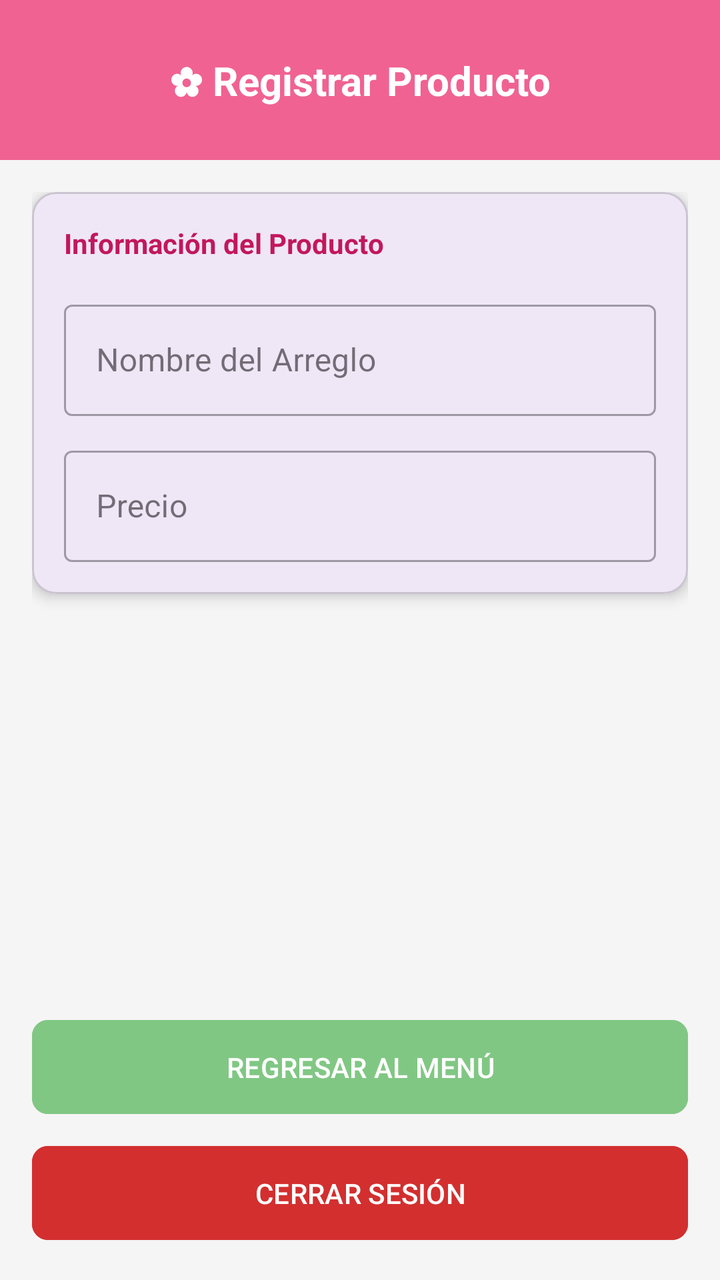
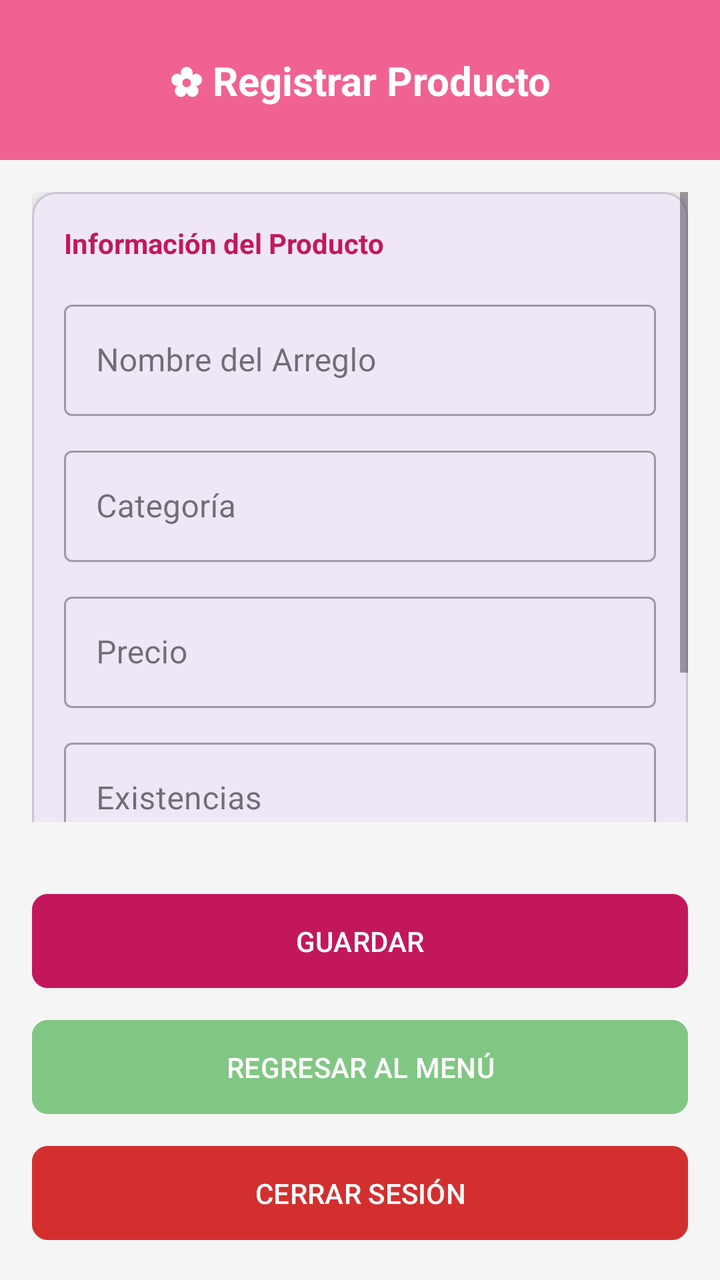

Two renders of the same Android screen: before a commit and after it. Below are the layout's source before the change and the commit's diff.
<!-- AndroidManifest.xml: application theme Theme.Flowertl -->
<!-- res/layout/activity_registrar_producto.xml -->
<?xml version="1.0" encoding="utf-8"?>
<androidx.constraintlayout.widget.ConstraintLayout xmlns:android="http://schemas.android.com/apk/res/android"
    xmlns:app="http://schemas.android.com/apk/res-auto"
    android:layout_width="match_parent"
    android:layout_height="match_parent"
    android:background="@color/gris_fondo">

    <View
        android:id="@+id/header"
        android:layout_width="match_parent"
        android:layout_height="80dp"
        android:background="@color/rosa_primario"
        app:layout_constraintTop_toTopOf="parent"/>

    <TextView
        android:layout_width="wrap_content"
        android:layout_height="wrap_content"
        android:text="@string/titulo_reg_producto"
        android:textColor="@color/white"
        android:textSize="20sp"
        android:textStyle="bold"
        app:layout_constraintBottom_toBottomOf="@+id/header"
        app:layout_constraintEnd_toEndOf="parent"
        app:layout_constraintStart_toStartOf="parent"
        app:layout_constraintTop_toTopOf="@+id/header" />

    <ScrollView
        android:layout_width="match_parent"
        android:layout_height="0dp"
        android:padding="16dp"
        app:layout_constraintBottom_toTopOf="@+id/layout_buttons"
        app:layout_constraintTop_toBottomOf="@+id/header">

        <com.google.android.material.card.MaterialCardView
            android:layout_width="match_parent"
            android:layout_height="wrap_content"
            app:cardCornerRadius="12dp"
            app:cardElevation="4dp">

            <LinearLayout
                android:layout_width="match_parent"
                android:layout_height="wrap_content"
                android:orientation="vertical"
                android:padding="16dp">

                <TextView
                    android:layout_width="wrap_content"
                    android:layout_height="wrap_content"
                    android:text="@string/info_producto"
                    android:textColor="@color/rosa_oscuro"
                    android:textStyle="bold"
                    android:layout_marginBottom="16dp"/>

                
                <com.google.android.material.textfield.TextInputLayout
                    android:layout_width="match_parent"
                    android:layout_height="wrap_content"
                    android:hint="@string/hint_nombre_arreglo"
                    style="@style/Widget.MaterialComponents.TextInputLayout.OutlinedBox">
                    <com.google.android.material.textfield.TextInputEditText
                        android:layout_width="match_parent"
                        android:layout_height="wrap_content"/>
                </com.google.android.material.textfield.TextInputLayout>

                <com.google.android.material.textfield.TextInputLayout
                    android:layout_width="match_parent"
                    android:layout_height="wrap_content"
                    android:hint="@string/hint_precio"
                    android:layout_marginTop="12dp"
                    style="@style/Widget.MaterialComponents.TextInputLayout.OutlinedBox">
                    <com.google.android.material.textfield.TextInputEditText
                        android:layout_width="match_parent"
                        android:layout_height="wrap_content"
                        android:inputType="numberDecimal"/>
                </com.google.android.material.textfield.TextInputLayout>

            </LinearLayout>
        </com.google.android.material.card.MaterialCardView>
    </ScrollView>

    <LinearLayout
        android:id="@+id/layout_buttons"
        android:layout_width="match_parent"
        android:layout_height="wrap_content"
        android:orientation="vertical"
        android:padding="16dp"
        app:layout_constraintBottom_toBottomOf="parent">

        <com.google.android.material.button.MaterialButton
            android:id="@+id/btnRegresar"
            android:layout_width="match_parent"
            android:layout_height="55dp"
            android:text="@string/btn_regresar"
            app:cornerRadius="8dp"
            android:backgroundTint="@color/verde_secundario"
            android:textColor="@color/white"
            android:layout_marginBottom="8dp"/>

        <com.google.android.material.button.MaterialButton
            android:id="@+id/btnCerrarSesion"
            android:layout_width="match_parent"
            android:layout_height="55dp"
            android:text="@string/btn_cerrar_sesion"
            app:cornerRadius="8dp"
            android:backgroundTint="@color/rojo_error"
            android:textColor="@color/white"/>
    </LinearLayout>

</androidx.constraintlayout.widget.ConstraintLayout>
<!-- resources referenced by this layout -->
<resources>
  <color name="gris_fondo">#F5F5F5</color>
  <color name="rojo_error">#D32F2F</color>
  <color name="rosa_oscuro">#C2185B</color>
  <color name="rosa_primario">#F06292</color>
  <color name="verde_secundario">#81C784</color>
  <color name="white">#FFFFFFFF</color>
  <string name="btn_cerrar_sesion">CERRAR SESIÓN</string>
  <string name="btn_regresar">REGRESAR AL MENÚ</string>
  <string name="hint_nombre_arreglo">Nombre del Arreglo</string>
  <string name="hint_precio">Precio</string>
  <string name="info_producto">Información del Producto</string>
  <string name="titulo_reg_producto">✿ Registrar Producto</string>
  <style name="Theme.Flowertl" parent="Base.Theme.Flowertl" />
  <style name="Base.Theme.Flowertl" parent="Theme.Material3.DayNight.NoActionBar">
          
          
      </style>
</resources>

<!-- the commit's change to res/layout/activity_registrar_producto.xml (unified diff, before → after) -->
@@ -51,15 +51,29 @@
                     android:textStyle="bold"
                     android:layout_marginBottom="16dp"/>
 
-                
                 <com.google.android.material.textfield.TextInputLayout
                     android:layout_width="match_parent"
                     android:layout_height="wrap_content"
                     android:hint="@string/hint_nombre_arreglo"
                     style="@style/Widget.MaterialComponents.TextInputLayout.OutlinedBox">
                     <com.google.android.material.textfield.TextInputEditText
+                        android:id="@+id/txtNombreProducto"
                         android:layout_width="match_parent"
-                        android:layout_height="wrap_content"/>
+                        android:layout_height="wrap_content"
+                        android:inputType="textCapWords"/>
+                </com.google.android.material.textfield.TextInputLayout>
+
+                <com.google.android.material.textfield.TextInputLayout
+                    android:layout_width="match_parent"
+                    android:layout_height="wrap_content"
+                    android:hint="@string/hint_categoria"
+                    android:layout_marginTop="12dp"
+                    style="@style/Widget.MaterialComponents.TextInputLayout.OutlinedBox">
+                    <com.google.android.material.textfield.TextInputEditText
+                        android:id="@+id/txtCategoriaProducto"
+                        android:layout_width="match_parent"
+                        android:layout_height="wrap_content"
+                        android:inputType="text"/>
                 </com.google.android.material.textfield.TextInputLayout>
 
                 <com.google.android.material.textfield.TextInputLayout
@@ -69,9 +83,37 @@
                     android:layout_marginTop="12dp"
                     style="@style/Widget.MaterialComponents.TextInputLayout.OutlinedBox">
                     <com.google.android.material.textfield.TextInputEditText
+                        android:id="@+id/txtPrecioProducto"
                         android:layout_width="match_parent"
                         android:layout_height="wrap_content"
                         android:inputType="numberDecimal"/>
+                </com.google.android.material.textfield.TextInputLayout>
+
+                <com.google.android.material.textfield.TextInputLayout
+                    android:layout_width="match_parent"
+                    android:layout_height="wrap_content"
+                    android:hint="@string/hint_existencias"
+                    android:layout_marginTop="12dp"
+                    style="@style/Widget.MaterialComponents.TextInputLayout.OutlinedBox">
+                    <com.google.android.material.textfield.TextInputEditText
+                        android:id="@+id/txtExistenciasProducto"
+                        android:layout_width="match_parent"
+                        android:layout_height="wrap_content"
+                        android:inputType="number"/>
+                </com.google.android.material.textfield.TextInputLayout>
+
+                <com.google.android.material.textfield.TextInputLayout
+                    android:layout_width="match_parent"
+                    android:layout_height="wrap_content"
+                    android:hint="@string/hint_descripcion"
+                    android:layout_marginTop="12dp"
+                    style="@style/Widget.MaterialComponents.TextInputLayout.OutlinedBox">
+                    <com.google.android.material.textfield.TextInputEditText
+                        android:id="@+id/txtDescripcionProducto"
+                        android:layout_width="match_parent"
+                        android:layout_height="wrap_content"
+                        android:inputType="textMultiLine"
+                        android:minLines="2"/>
                 </com.google.android.material.textfield.TextInputLayout>
 
             </LinearLayout>
@@ -85,6 +127,16 @@
         android:orientation="vertical"
         android:padding="16dp"
         app:layout_constraintBottom_toBottomOf="parent">
+
+        <com.google.android.material.button.MaterialButton
+            android:id="@+id/btnGuardarProducto"
+            android:layout_width="match_parent"
+            android:layout_height="55dp"
+            android:text="@string/btn_guardar"
+            app:cornerRadius="8dp"
+            android:backgroundTint="@color/rosa_oscuro"
+            android:textColor="@color/white"
+            android:layout_marginBottom="8dp"/>
 
         <com.google.android.material.button.MaterialButton
             android:id="@+id/btnRegresar"
<!-- resource entries referenced after the edit -->
@@ -7,7 +7,11 @@
   <color name="verde_secundario">#81C784</color>
   <color name="white">#FFFFFFFF</color>
   <string name="btn_cerrar_sesion">CERRAR SESIÓN</string>
+  <string name="btn_guardar">GUARDAR</string>
   <string name="btn_regresar">REGRESAR AL MENÚ</string>
+  <string name="hint_categoria">Categoría</string>
+  <string name="hint_descripcion">Descripción</string>
+  <string name="hint_existencias">Existencias</string>
   <string name="hint_nombre_arreglo">Nombre del Arreglo</string>
   <string name="hint_precio">Precio</string>
   <string name="info_producto">Información del Producto</string>
